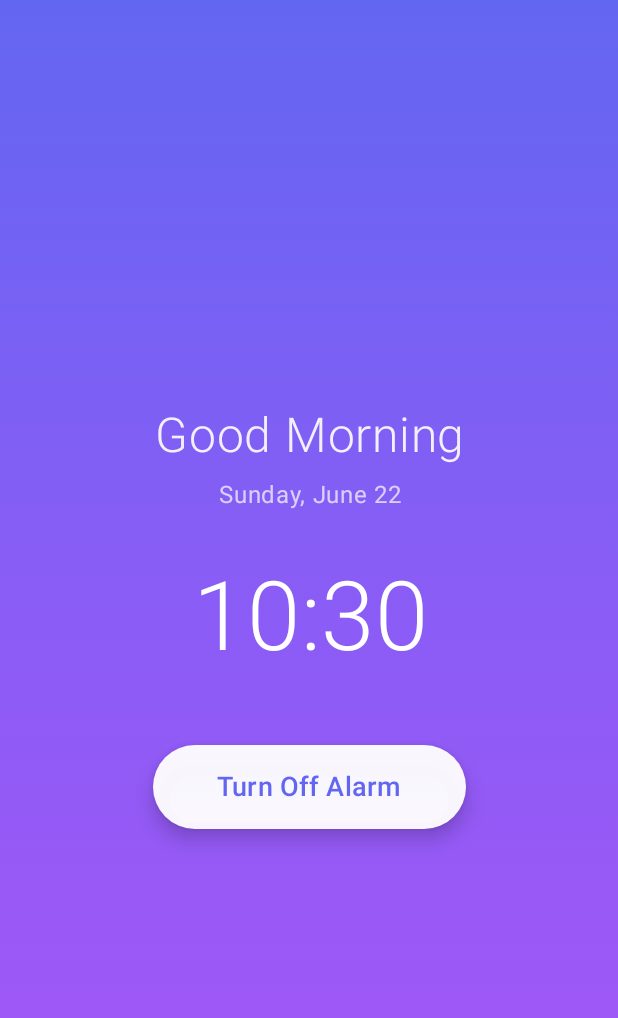
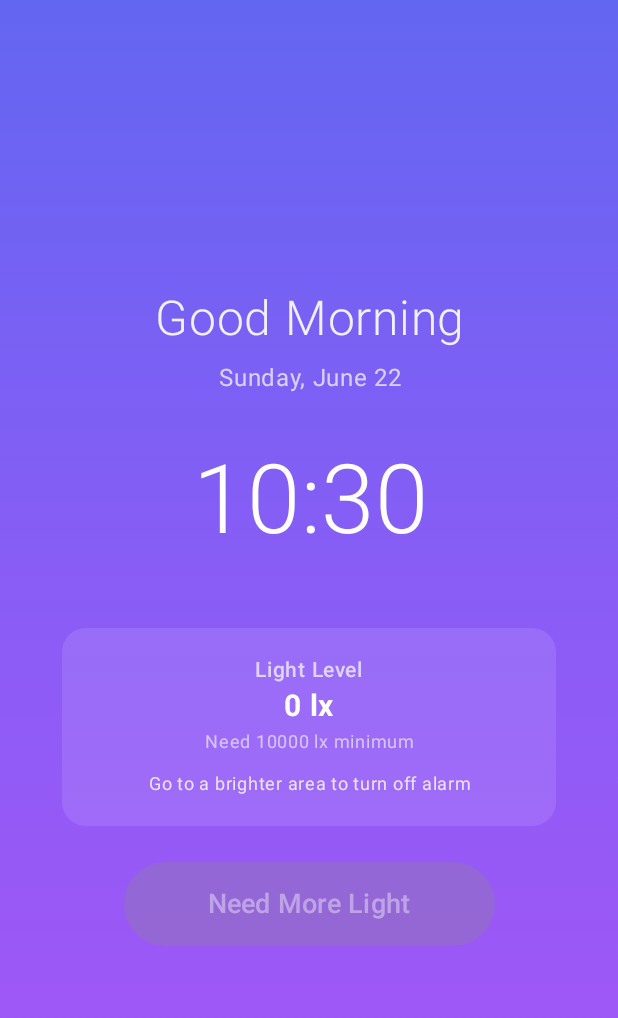
Before and after one commit to salmundani/LuxAlarm, an Android app built with Jetpack Compose: the AlarmActivity screen opened directly, with no data from a screen before it, on a phone screen of 412 x 824 dp. Shown: the top 1018 px of the screen. Run offline under Robolectric (Android 15) with nearby library versions, the phone set to English and light mode, and no system bars.

Commit message:
Add light sensor functionality

```diff
--- a/app/src/main/java/com/dsalmun/luxalarm/AlarmActivity.kt
+++ b/app/src/main/java/com/dsalmun/luxalarm/AlarmActivity.kt
@@ -1,6 +1,11 @@
 package com.dsalmun.luxalarm
 
+import android.content.Context
 import android.content.Intent
+import android.hardware.Sensor
+import android.hardware.SensorEvent
+import android.hardware.SensorEventListener
+import android.hardware.SensorManager
 import android.os.Build
 import android.os.Bundle
 import android.view.WindowInsets
@@ -25,22 +30,58 @@ import com.dsalmun.luxalarm.ui.theme.LuxAlarmTheme
 import java.text.SimpleDateFormat
 import java.util.*
 
-class AlarmActivity : ComponentActivity() {
+class AlarmActivity : ComponentActivity(), SensorEventListener {
 
     private var alarmId: Int = -1
+    private lateinit var sensorManager: SensorManager
+    private var lightSensor: Sensor? = null
+    private var currentLightLevel by mutableFloatStateOf(0f)
+    private val requiredLightLevel = 10000f
 
     override fun onCreate(savedInstanceState: Bundle?) {
         super.onCreate(savedInstanceState)
 
         alarmId = intent.getIntExtra("alarm_id", -1)
         setupScreenWake()
+        setupLightSensor()
 
         setContent {
             LuxAlarmTheme {
-                AlarmRingingScreen { stopAlarm() }
+                AlarmRingingScreen(
+                    currentLightLevel = currentLightLevel,
+                    requiredLightLevel = requiredLightLevel,
+                    onStopAlarm = { stopAlarm() }
+                )
             }
         }
         setupFullscreen()
+    }
+
+    private fun setupLightSensor() {
+        sensorManager = getSystemService(Context.SENSOR_SERVICE) as SensorManager
+        lightSensor = sensorManager.getDefaultSensor(Sensor.TYPE_LIGHT)
+    }
+
+    override fun onResume() {
+        super.onResume()
+        lightSensor?.let { sensor ->
+            sensorManager.registerListener(this, sensor, SensorManager.SENSOR_DELAY_UI)
+        }
+    }
+
+    override fun onPause() {
+        super.onPause()
+        sensorManager.unregisterListener(this)
+    }
+
+    override fun onSensorChanged(event: SensorEvent) {
+        if (event.sensor.type == Sensor.TYPE_LIGHT) {
+            currentLightLevel = event.values[0]
+        }
+    }
+
+    override fun onAccuracyChanged(sensor: Sensor, accuracy: Int) {
+        // No action needed for light sensor accuracy changes
     }
 
     private fun setupScreenWake() {
@@ -71,15 +112,17 @@ class AlarmActivity : ComponentActivity() {
 }
 
 @Composable
-fun AlarmRingingScreen(onStopAlarm: () -> Unit) {
+fun AlarmRingingScreen(
+    currentLightLevel: Float,
+    requiredLightLevel: Float,
+    onStopAlarm: () -> Unit
+) {
     val currentTime = remember {
         SimpleDateFormat("HH:mm", Locale.getDefault()).format(Date())
     }
-
     val currentDate = remember {
         SimpleDateFormat("EEEE, MMMM dd", Locale.getDefault()).format(Date())
     }
-
     val greeting = remember {
         getTimeBasedGreeting()
     }
@@ -89,6 +132,8 @@ fun AlarmRingingScreen(onStopAlarm: () -> Unit) {
         Color(0xFF8B5CF6), // Soft purple
         Color(0xFFA855F7)  // Light purple
     )
+
+    val isButtonEnabled = currentLightLevel >= requiredLightLevel
 
     Box(
         modifier = Modifier
@@ -105,8 +150,18 @@ fun AlarmRingingScreen(onStopAlarm: () -> Unit) {
         Column(
             horizontalAlignment = Alignment.CenterHorizontally,
             verticalArrangement = Arrangement.Center,
-            modifier = Modifier.padding(32.dp)
         ) {
+            TimeDisplay(greeting, currentDate, currentTime)
+            Spacer(modifier = Modifier.height(48.dp))
+            LightSensorIndicator(currentLightLevel, requiredLightLevel, isButtonEnabled)
+            AlarmControlButton(isButtonEnabled, onStopAlarm)
+        }
+    }
+}
+
+@Composable
+private fun TimeDisplay(greeting: String, currentDate: String, currentTime: String) {
+    Column(horizontalAlignment = Alignment.CenterHorizontally) {
         Text(
             text = greeting,
             fontSize = 32.sp,
@@ -134,31 +189,86 @@ fun AlarmRingingScreen(onStopAlarm: () -> Unit) {
             color = Color.White,
             textAlign = TextAlign.Center
         )
+    }
+}
 
-            Spacer(modifier = Modifier.height(48.dp))
+@Composable
+private fun LightSensorIndicator(
+    currentLightLevel: Float,
+    requiredLightLevel: Float,
+    isButtonEnabled: Boolean
+) {
+    Card(
+        modifier = Modifier
+            .fillMaxWidth(0.8f)
+            .padding(bottom = 24.dp),
+        colors = CardDefaults.cardColors(
+            containerColor = Color.White.copy(alpha = 0.1f)
+        ),
+        shape = RoundedCornerShape(16.dp)
+    ) {
+        Column(
+            modifier = Modifier.padding(16.dp).fillMaxWidth(),
+            horizontalAlignment = Alignment.CenterHorizontally,
+            verticalArrangement = Arrangement.Center
+        ) {
+            Text(
+                text = "Light Level",
+                fontSize = 14.sp,
+                fontWeight = FontWeight.Medium,
+                color = Color.White.copy(alpha = 0.7f)
+            )
+            Text(
+                text = "${currentLightLevel.toInt()} lx",
+                fontSize = 20.sp,
+                fontWeight = FontWeight.Bold,
+                color = if (isButtonEnabled) Color(0xFF10B981) else Color.White
+            )
+            Text(
+                text = if (isButtonEnabled) "Bright enough!" else "Need ${requiredLightLevel.toInt()} lx minimum",
+                fontSize = 12.sp,
+                color = Color.White.copy(alpha = 0.6f),
+                textAlign = TextAlign.Center
+            )
+            if (!isButtonEnabled) {
+                Text(
+                    text = "Go to a brighter area to turn off alarm",
+                    fontSize = 12.sp,
+                    color = Color.White.copy(alpha = 0.8f),
+                    textAlign = TextAlign.Center,
+                    modifier = Modifier.padding(top = 4.dp)
+                )
+            }
+        }
+    }
+}
 
+@Composable
+private fun AlarmControlButton(isButtonEnabled: Boolean, onStopAlarm: () -> Unit) {
     ElevatedButton(
         onClick = onStopAlarm,
+        enabled = isButtonEnabled,
         modifier = Modifier
             .fillMaxWidth(0.6f)
             .height(56.dp),
         shape = RoundedCornerShape(28.dp),
         colors = ButtonDefaults.elevatedButtonColors(
-                    containerColor = Color.White.copy(alpha = 0.95f),
-                    contentColor = Color(0xFF6366F1)
+            containerColor = if (isButtonEnabled) Color.White.copy(alpha = 0.95f) else Color.Gray.copy(alpha = 0.5f),
+            contentColor = if (isButtonEnabled) Color(0xFF6366F1) else Color.White.copy(alpha = 0.6f),
+            disabledContainerColor = Color.Gray.copy(alpha = 0.3f),
+            disabledContentColor = Color.White.copy(alpha = 0.4f)
         ),
         elevation = ButtonDefaults.elevatedButtonElevation(
-                    defaultElevation = 8.dp,
-                    pressedElevation = 12.dp
+            defaultElevation = if (isButtonEnabled) 8.dp else 2.dp,
+            pressedElevation = if (isButtonEnabled) 12.dp else 2.dp,
+            disabledElevation = 0.dp
         )
     ) {
         Text(
-                    text = "Turn Off Alarm",
+            text = if (isButtonEnabled) "Turn Off Alarm" else "Need More Light",
             fontSize = 18.sp,
             fontWeight = FontWeight.Medium
         )
-            }
-        }
     }
 }
 
--- a/app/src/main/java/com/dsalmun/luxalarm/AlarmService.kt
+++ b/app/src/main/java/com/dsalmun/luxalarm/AlarmService.kt
@@ -10,7 +10,6 @@ import android.os.VibrationEffect
 import android.os.Vibrator
 import android.os.VibratorManager
 import android.os.Build
-import androidx.core.app.NotificationManagerCompat
 import androidx.core.content.edit
 
 class AlarmService : Service() {
```
Lines whose indentation alone changed are shown as unchanged.
